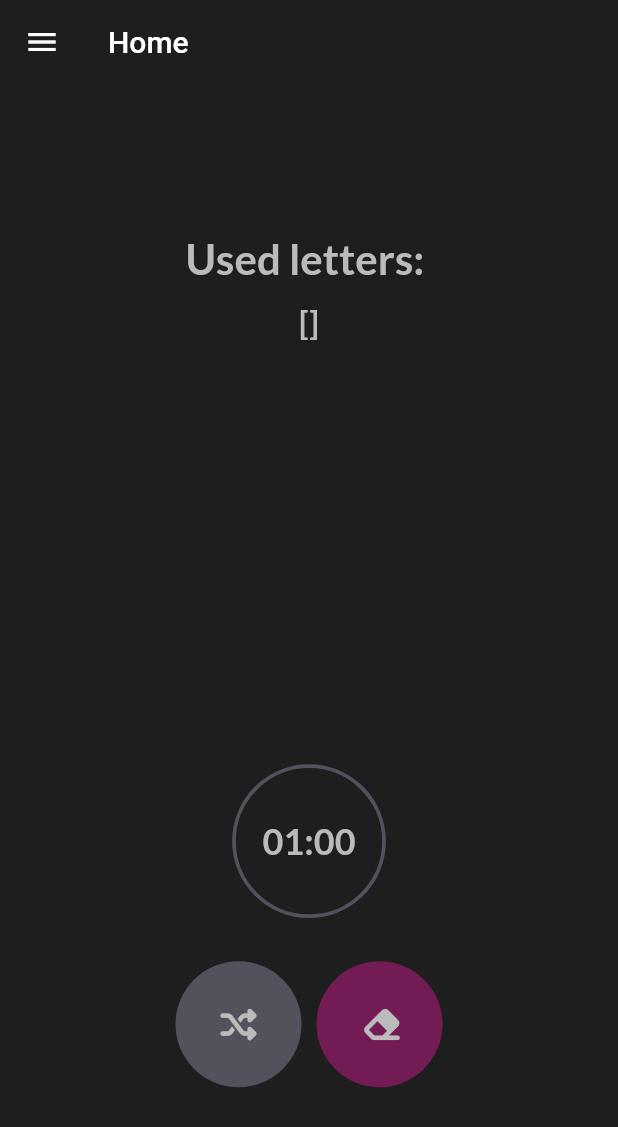
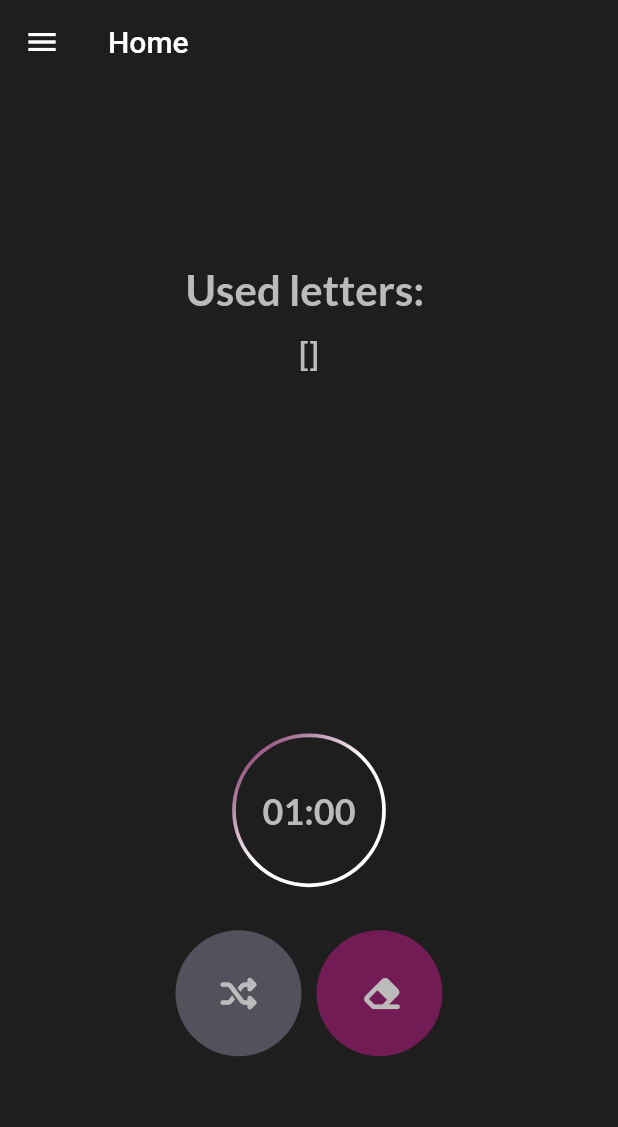
Before and after one commit to Emanuel-DSC/Random-Letter-Generator-Stop, a Flutter app: the screen it shows after launch, on a phone screen of 412 x 824 dp. Shown: the top 1127 px of the screen. Run offline on Flutter 3.47's test engine with Material 2 defaults, Android fonts, the phone set to English and light mode, and no system bars; drawn by our look-alikes of circular_countdown_timer, hidden_drawer_menu; our stand-ins replace flutter_animate, font_awesome_flutter, get_storage, google_fonts, numberpicker; missing offline and left inert: flutter_ringtone_player.

Commit message:
home fix

```diff
--- a/lib/screens/home.dart
+++ b/lib/screens/home.dart
@@ -179,20 +179,22 @@ class MyHomePageState extends State<MyHomePage> {
             physics: const NeverScrollableScrollPhysics(),
             child: Column(
               mainAxisAlignment: MainAxisAlignment.start,
-              children: <Widget>[
+              children: [
+                LatoText(size: 28, text: kUsedLettersText),
+                const SizedBox(height: 12),
+                Visibility(
+                  maintainState: true,
+                  visible: MyHomePage.playAnimation ? false : true,
+                  child: LatoText(
+                      size: 22, text: supportList.toString().toUpperCase()),
+                ),
+                SizedBox(
+                    height: MediaQuery.of(context).size.height * 0.1),
                     Raffle(isVisible: MyHomePage.playAnimation),
                 Visibility(
                   maintainState: true,
                   visible: MyHomePage.playAnimation ? false : true,
-                  child: Column(
-                    children: [
-                      LatoText(size: 28, text: kUsedLettersText),
-                      const SizedBox(height: 12),
-                      LatoText(
-                          size: 22, text: supportList.toString().toUpperCase()),
-                      SizedBox(
-                          height: MediaQuery.of(context).size.height * 0.15),
-                      LatoText(size: 92, text: letter.toUpperCase()),
+                  child: LatoText(size: 92, text: letter.toUpperCase())),
                 const SizedBox(height: 50),
                 MyTimer(controller: _controller),
                 const SizedBox(height: 30),
@@ -209,9 +211,6 @@ class MyHomePageState extends State<MyHomePage> {
               ],
             ),
           ),
-              ],
-            ),
-          ),
         ),
       ),
     );
--- a/lib/widgets/animated_raffle.dart
+++ b/lib/widgets/animated_raffle.dart
@@ -24,8 +24,8 @@ class _RaffleState extends State<Raffle> {
       child: Stack(alignment: AlignmentDirectional.center,
         children: [
         Container(
-          height: 150,
-          width: 150,
+          height: 120,
+          width: 120,
           decoration: BoxDecoration(
             color: Colors.transparent,
             border: Border.all(
--- a/lib/widgets/my_timer.dart
+++ b/lib/widgets/my_timer.dart
@@ -26,8 +26,10 @@ class MyTimer extends StatelessWidget {
       height: 100,
       duration: TimerSettingsState.currentHorizontalIntValue,
       ringColor: kButtonColor,
-      fillGradient: LinearGradient(
-          colors: [Colors.red.shade700, Colors.white, Colors.white]),
+      ringGradient: LinearGradient(
+        begin: Alignment.center,
+        end: Alignment.topLeft,
+      colors: [Colors.white, kResetColor]),
       fillColor: kButtonColor,
       strokeWidth: 2.5,
       textStyle: GoogleFonts.lato(
```
Lines whose indentation alone changed are shown as unchanged.
